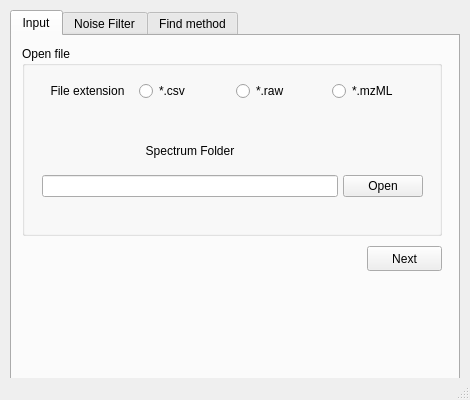
Old version of the form MassCircus_GUI_7.ui in the repository danielefil/MCircus_GUI.
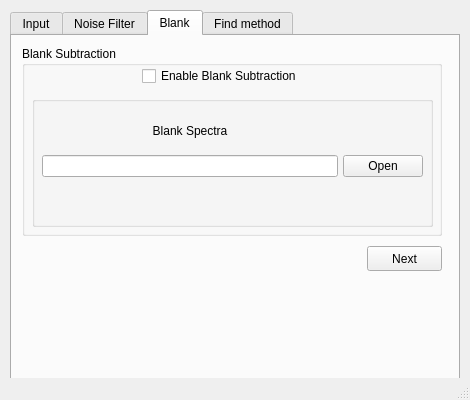
New version of the form.

Commit message: caricamento blank spectra

The edit to the form file:
```diff
--- a/MassCircus_GUI_7.ui
+++ b/MassCircus_GUI_7.ui
@@ -24,7 +24,7 @@
      </rect>
     </property>
     <property name="currentIndex">
-     <number>0</number>
+     <number>2</number>
     </property>
     <widget class="QWidget" name="tab_1">
      <attribute name="title">
@@ -287,6 +287,113 @@
       </property>
      </widget>
     </widget>
+    <widget class="QWidget" name="tab">
+     <attribute name="title">
+      <string>Blank</string>
+     </attribute>
+     <widget class="QGroupBox" name="gBox_Blank_2">
+      <property name="geometry">
+       <rect>
+        <x>10</x>
+        <y>10</y>
+        <width>420</width>
+        <height>190</height>
+       </rect>
+      </property>
+      <property name="title">
+       <string>Blank Subtraction</string>
+      </property>
+      <widget class="QCheckBox" name="EnableBlank_cbtn">
+       <property name="geometry">
+        <rect>
+         <x>120</x>
+         <y>20</y>
+         <width>181</width>
+         <height>20</height>
+        </rect>
+       </property>
+       <property name="text">
+        <string>Enable Blank Subtraction </string>
+       </property>
+      </widget>
+      <widget class="QGroupBox" name="gBox_BlankSubtract">
+       <property name="geometry">
+        <rect>
+         <x>10</x>
+         <y>50</y>
+         <width>401</width>
+         <height>131</height>
+        </rect>
+       </property>
+       <property name="title">
+        <string/>
+       </property>
+       <widget class="QWidget" name="gridLayoutWidget_4">
+        <property name="geometry">
+         <rect>
+          <x>10</x>
+          <y>10</y>
+          <width>381</width>
+          <height>71</height>
+         </rect>
+        </property>
+        <layout class="QGridLayout" name="files_selectro_Layout_2">
+         <property name="bottomMargin">
+          <number>0</number>
+         </property>
+         <property name="horizontalSpacing">
+          <number>5</number>
+         </property>
+         <property name="verticalSpacing">
+          <number>0</number>
+         </property>
+         <item row="1" column="2">
+          <widget class="QPushButton" name="OpenBL_btn">
+           <property name="text">
+            <string>Open</string>
+           </property>
+          </widget>
+         </item>
+         <item row="1" column="1">
+          <widget class="QLineEdit" name="BL_line"/>
+         </item>
+         <item row="0" column="1">
+          <widget class="QLabel" name="BL_label">
+           <property name="frameShape">
+            <enum>QFrame::NoFrame</enum>
+           </property>
+           <property name="frameShadow">
+            <enum>QFrame::Plain</enum>
+           </property>
+           <property name="text">
+            <string>Blank Spectra</string>
+           </property>
+           <property name="scaledContents">
+            <bool>false</bool>
+           </property>
+           <property name="alignment">
+            <set>Qt::AlignCenter</set>
+           </property>
+          </widget>
+         </item>
+        </layout>
+       </widget>
+      </widget>
+     </widget>
+     <widget class="QPushButton" name="Next3_btn">
+      <property name="geometry">
+       <rect>
+        <x>355</x>
+        <y>210</y>
+        <width>75</width>
+        <height>25</height>
+       </rect>
+      </property>
+      <property name="text">
+       <string>Next</string>
+      </property>
+     </widget>
+    </widget>
     <widget class="QWidget" name="tab_3">
      <attribute name="title">
       <string>Find method</string>
```
The commit also changes 18 other files.
